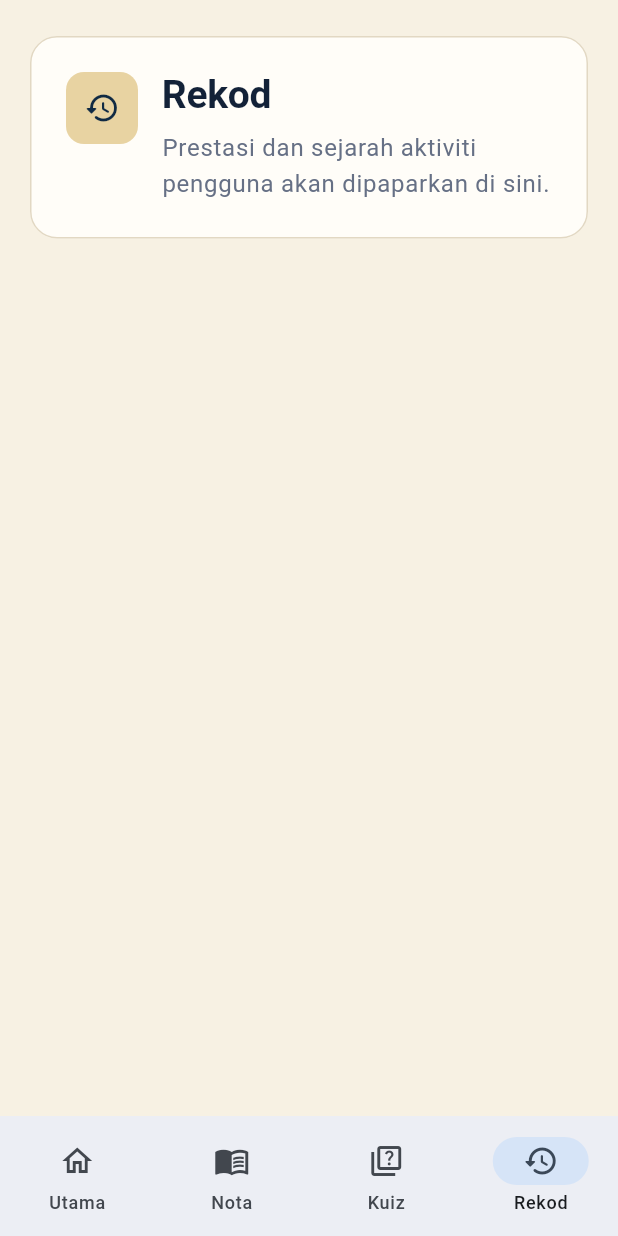
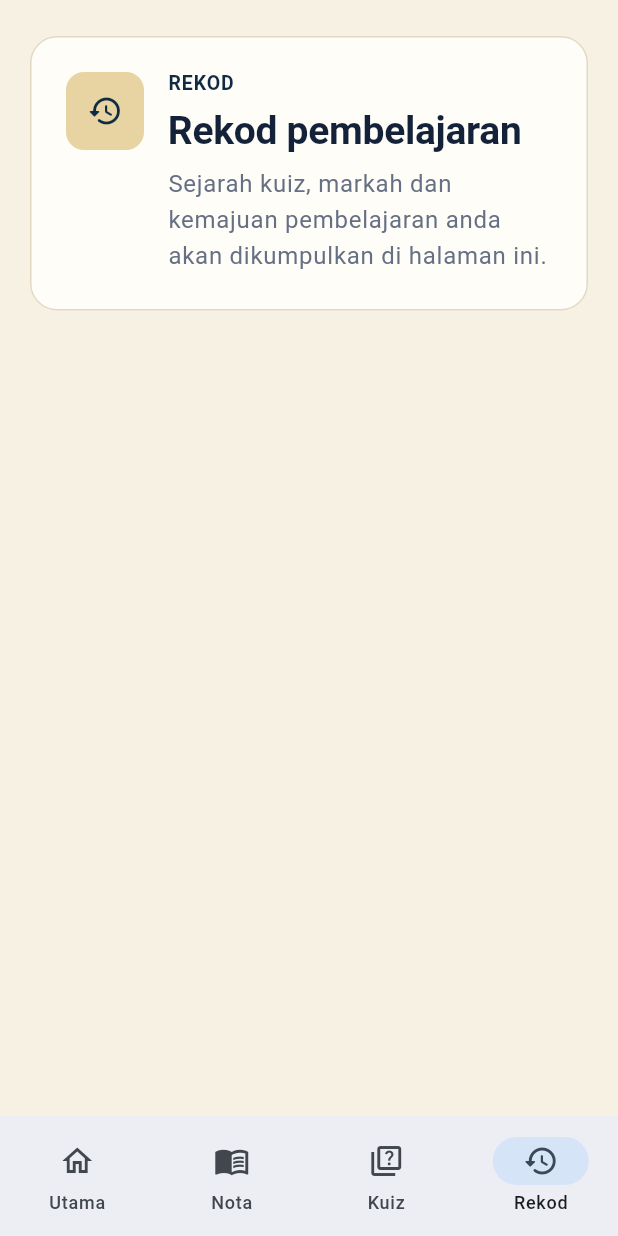
Before and after one commit to Agien99/notaku-sejarah-v2, a Flutter app: the screen it shows after launch, item 4 of the bottom bar chosen, on a phone screen of 412 x 824 dp. Run offline on Flutter 3.47's test engine with Material 3 defaults, Android fonts, the phone set to English and light mode, and no system bars.

Commit message:
feat: add Phase 2 navigation feature screens
Phase 2.2: split Utama, Nota, Kuiz, and Rekod into dedicated feature screens, preserve navigation state across responsive layout changes, and add widget coverage.

```diff
--- /dev/null
+++ b/lib/core/widgets/feature_placeholder.dart
@@ -0,0 +1,66 @@
+import 'package:flutter/material.dart';
+
+import '../theme/app_colors.dart';
+import '../theme/app_radius.dart';
+import '../theme/app_spacing.dart';
+import '../theme/app_typography.dart';
+
+class FeaturePlaceholder extends StatelessWidget {
+  const FeaturePlaceholder({
+    required this.eyebrow,
+    required this.title,
+    required this.description,
+    required this.icon,
+    super.key,
+  });
+
+  final String eyebrow;
+  final String title;
+  final String description;
+  final IconData icon;
+
+  @override
+  Widget build(BuildContext context) {
+    return Align(
+      alignment: Alignment.topLeft,
+      child: Card(
+        child: Padding(
+          padding: const EdgeInsets.all(AppSpacing.lg),
+          child: Row(
+            crossAxisAlignment: CrossAxisAlignment.start,
+            children: [
+              Container(
+                width: 52,
+                height: 52,
+                decoration: const BoxDecoration(
+                  color: AppColors.goldSoft,
+                  borderRadius: BorderRadius.all(Radius.circular(AppRadius.md)),
+                ),
+                child: Icon(icon, color: AppColors.navy),
+              ),
+              const SizedBox(width: AppSpacing.md),
+              Expanded(
+                child: Column(
+                  crossAxisAlignment: CrossAxisAlignment.start,
+                  children: [
+                    Text(eyebrow, style: AppTypography.label),
+                    const SizedBox(height: AppSpacing.xs),
+                    Text(
+                      title,
+                      style: Theme.of(context).textTheme.headlineMedium,
+                    ),
+                    const SizedBox(height: AppSpacing.xs),
+                    Text(
+                      description,
+                      style: Theme.of(context).textTheme.bodyLarge,
+                    ),
+                  ],
+                ),
+              ),
+            ],
+          ),
+        ),
+      ),
+    );
+  }
+}
--- /dev/null
+++ b/lib/features/home/presentation/utama_screen.dart
@@ -0,0 +1,19 @@
+import 'package:flutter/material.dart';
+
+import '../../../core/widgets/feature_placeholder.dart';
+
+class UtamaScreen extends StatelessWidget {
+  const UtamaScreen({super.key});
+
+  @override
+  Widget build(BuildContext context) {
+    return const FeaturePlaceholder(
+      eyebrow: 'UTAMA',
+      title: 'Selamat datang ke Notaku Sejarah',
+      description:
+          'Ringkasan pembelajaran, sambung belajar, prestasi dan aktiviti '
+          'terkini akan dipaparkan di halaman ini.',
+      icon: Icons.home_rounded,
+    );
+  }
+}
--- /dev/null
+++ b/lib/features/notes/presentation/notes_screen.dart
@@ -0,0 +1,19 @@
+import 'package:flutter/material.dart';
+
+import '../../../core/widgets/feature_placeholder.dart';
+
+class NotesScreen extends StatelessWidget {
+  const NotesScreen({super.key});
+
+  @override
+  Widget build(BuildContext context) {
+    return const FeaturePlaceholder(
+      eyebrow: 'NOTA',
+      title: 'Nota Sejarah',
+      description:
+          'Pilih tingkatan dan bab untuk mula membaca nota Sejarah apabila '
+          'modul kandungan dibina.',
+      icon: Icons.menu_book_rounded,
+    );
+  }
+}
--- /dev/null
+++ b/lib/features/quiz/presentation/quiz_screen.dart
@@ -0,0 +1,19 @@
+import 'package:flutter/material.dart';
+
+import '../../../core/widgets/feature_placeholder.dart';
+
+class QuizScreen extends StatelessWidget {
+  const QuizScreen({super.key});
+
+  @override
+  Widget build(BuildContext context) {
+    return const FeaturePlaceholder(
+      eyebrow: 'KUIZ',
+      title: 'Uji kefahaman anda',
+      description:
+          'Kuiz mengikut tingkatan dan bab akan tersedia di sini dalam '
+          'fasa pembangunan kuiz.',
+      icon: Icons.quiz_rounded,
+    );
+  }
+}
--- /dev/null
+++ b/lib/features/records/presentation/records_screen.dart
@@ -0,0 +1,19 @@
+import 'package:flutter/material.dart';
+
+import '../../../core/widgets/feature_placeholder.dart';
+
+class RecordsScreen extends StatelessWidget {
+  const RecordsScreen({super.key});
+
+  @override
+  Widget build(BuildContext context) {
+    return const FeaturePlaceholder(
+      eyebrow: 'REKOD',
+      title: 'Rekod pembelajaran',
+      description:
+          'Sejarah kuiz, markah dan kemajuan pembelajaran anda akan '
+          'dikumpulkan di halaman ini.',
+      icon: Icons.history_rounded,
+    );
+  }
+}
--- a/lib/features/shell/presentation/app_shell.dart
+++ b/lib/features/shell/presentation/app_shell.dart
@@ -1,11 +1,11 @@
 import 'package:flutter/material.dart';
 
+import '../../home/presentation/utama_screen.dart';
+import '../../notes/presentation/notes_screen.dart';
+import '../../quiz/presentation/quiz_screen.dart';
+import '../../records/presentation/records_screen.dart';
 import '../../../core/responsive/adaptive_navigation_scaffold.dart';
-import '../../../core/responsive/app_breakpoints.dart';
-import '../../../core/responsive/responsive_layout.dart';
-import '../../../core/theme/app_colors.dart';
-import '../../../core/theme/app_radius.dart';
-import '../../../core/theme/app_spacing.dart';
+import 'widgets/shell_page_frame.dart';
 
 const _appDestinations = [
   AdaptiveNavigationDestination(
@@ -28,6 +28,13 @@ const _appDestinations = [
     icon: Icons.history_outlined,
     selectedIcon: Icons.history_rounded,
   ),
+];
+
+const _appPages = [
+  UtamaScreen(key: ValueKey('screen-utama')),
+  NotesScreen(key: ValueKey('screen-nota')),
+  QuizScreen(key: ValueKey('screen-kuiz')),
+  RecordsScreen(key: ValueKey('screen-rekod')),
 ];
 
 class AppShell extends StatefulWidget {
@@ -57,122 +64,11 @@ class _AppShellState extends State<AppShell> {
       destinations: _appDestinations,
       onDestinationSelected: _selectDestination,
       bodyBuilder: (context, windowClass) {
-        return _ShellBody(
-          selectedIndex: _selectedIndex,
+        return ShellPageFrame(
           windowClass: windowClass,
+          child: IndexedStack(index: _selectedIndex, children: _appPages),
         );
       },
     );
   }
 }
-
-class _ShellBody extends StatelessWidget {
-  const _ShellBody({required this.selectedIndex, required this.windowClass});
-
-  final int selectedIndex;
-  final AppWindowClass windowClass;
-
-  @override
-  Widget build(BuildContext context) {
-    final page = switch (selectedIndex) {
-      0 => const _ShellPage(
-        key: ValueKey('shell-page-utama'),
-        title: 'Utama',
-        description:
-            'Halaman utama Notaku Sejarah akan dibina dalam langkah seterusnya.',
-        icon: Icons.home_rounded,
-      ),
-      1 => const _ShellPage(
-        key: ValueKey('shell-page-nota'),
-        title: 'Nota',
-        description: 'Koleksi nota sejarah akan ditempatkan di bahagian ini.',
-        icon: Icons.menu_book_rounded,
-      ),
-      2 => const _ShellPage(
-        key: ValueKey('shell-page-kuiz'),
-        title: 'Kuiz',
-        description: 'Modul kuiz interaktif akan ditempatkan di bahagian ini.',
-        icon: Icons.quiz_rounded,
-      ),
-      3 => const _ShellPage(
-        key: ValueKey('shell-page-rekod'),
-        title: 'Rekod',
-        description:
-            'Prestasi dan sejarah aktiviti pengguna akan dipaparkan di sini.',
-        icon: Icons.history_rounded,
-      ),
-      _ => const SizedBox.shrink(),
-    };
-
-    return SafeArea(
-      child: SingleChildScrollView(
-        padding: EdgeInsets.symmetric(
-          horizontal: windowClass.horizontalPagePadding,
-          vertical: AppSpacing.lg,
-        ),
-        child: Center(
-          child: ConstrainedBox(
-            constraints: BoxConstraints(maxWidth: windowClass.maxContentWidth),
-            child: page,
-          ),
-        ),
-      ),
-    );
-  }
-}
-
-class _ShellPage extends StatelessWidget {
-  const _ShellPage({
-    required this.title,
-    required this.description,
-    required this.icon,
-    super.key,
-  });
-
-  final String title;
-  final String description;
-  final IconData icon;
-
-  @override
-  Widget build(BuildContext context) {
-    return Align(
-      alignment: Alignment.topLeft,
-      child: Card(
-        child: Padding(
-          padding: const EdgeInsets.all(AppSpacing.lg),
-          child: Row(
-            crossAxisAlignment: CrossAxisAlignment.start,
-            children: [
-              Container(
-                width: 48,
-                height: 48,
-                decoration: const BoxDecoration(
-                  color: AppColors.goldSoft,
-                  borderRadius: BorderRadius.all(Radius.circular(AppRadius.md)),
-                ),
-                child: Icon(icon, color: AppColors.navy),
-              ),
-              const SizedBox(width: AppSpacing.md),
-              Expanded(
-                child: Column(
-                  crossAxisAlignment: CrossAxisAlignment.start,
-                  children: [
-                    Text(
-                      title,
-                      style: Theme.of(context).textTheme.headlineMedium,
-                    ),
-                    const SizedBox(height: AppSpacing.xs),
-                    Text(
-                      description,
-                      style: Theme.of(context).textTheme.bodyLarge,
-                    ),
-                  ],
-                ),
-              ),
-            ],
-          ),
-        ),
-      ),
-    );
-  }
-}
--- /dev/null
+++ b/lib/features/shell/presentation/widgets/shell_page_frame.dart
@@ -0,0 +1,34 @@
+import 'package:flutter/material.dart';
+
+import '../../../../core/responsive/app_breakpoints.dart';
+import '../../../../core/responsive/responsive_layout.dart';
+import '../../../../core/theme/app_spacing.dart';
+
+class ShellPageFrame extends StatelessWidget {
+  const ShellPageFrame({
+    required this.windowClass,
+    required this.child,
+    super.key,
+  });
+
+  final AppWindowClass windowClass;
+  final Widget child;
+
+  @override
+  Widget build(BuildContext context) {
+    return SafeArea(
+      child: SingleChildScrollView(
+        padding: EdgeInsets.symmetric(
+          horizontal: windowClass.horizontalPagePadding,
+          vertical: AppSpacing.lg,
+        ),
+        child: Center(
+          child: ConstrainedBox(
+            constraints: BoxConstraints(maxWidth: windowClass.maxContentWidth),
+            child: child,
+          ),
+        ),
+      ),
+    );
+  }
+}
```
Also changed, not shown: 1 other file.
